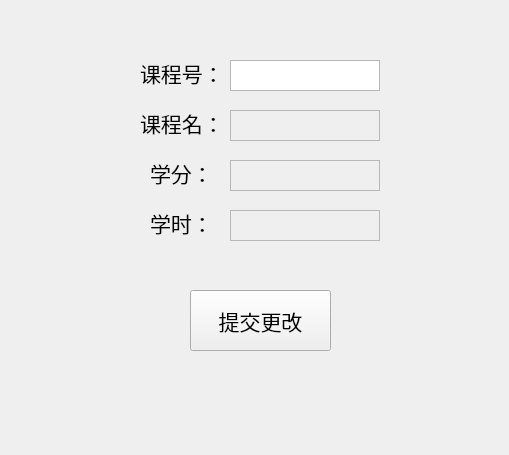
Before: the Qt Designer form coursechangeform.ui in zihang0403/EduManagement, drawn with Qt 5.
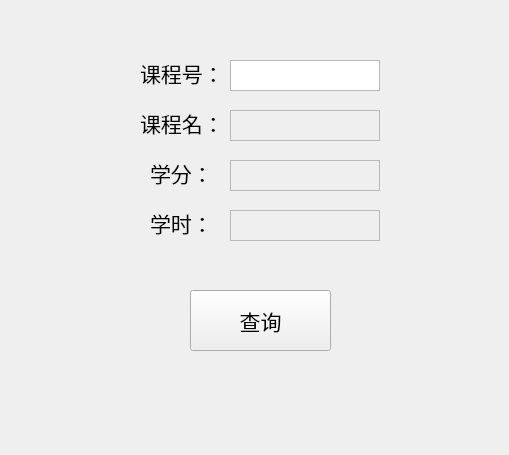
After: the same form once the commit is applied.

```diff
--- a/coursechangeform.ui
+++ b/coursechangeform.ui
@@ -172,7 +172,7 @@
     </font>
    </property>
    <property name="text">
-    <string>提交更改</string>
+    <string>查询</string>
    </property>
   </widget>
  </widget>
```
